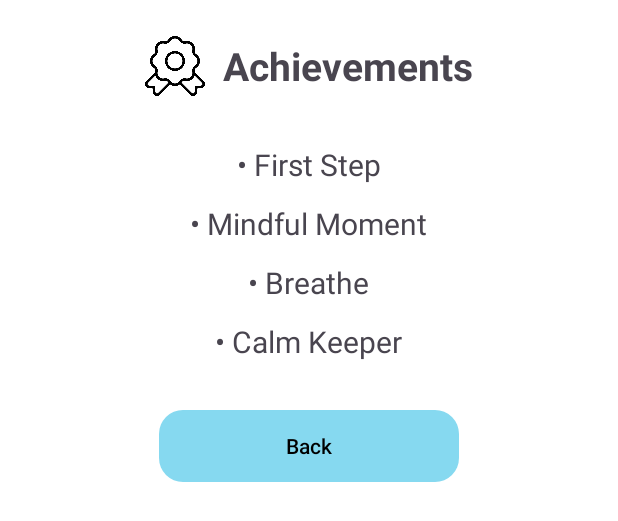
After one commit to ISIS3510-202520/Kotlin, an Android app built with Jetpack Compose: the layout activity_achivements.xml on its own in the app's theme, with its tools: preview values and no code run, on a phone screen of 412 x 824 dp. The commit adds this screen. Shown: the top 521 px of the screen. Run offline under Robolectric (Android 15) with nearby library versions, the phone set to English and light mode, and no system bars.

Commit message:
change (#98)

```diff
--- a/app/src/main/java/com/example/here4u/viewmodel/HomeViewModel.kt
+++ b/app/src/main/java/com/example/here4u/viewmodel/HomeViewModel.kt
@@ -89,9 +89,11 @@ class HomeViewModel @Inject constructor(
         mood.value = resId
 
 }
+    fun refreshUserStreak() = viewModelScope.launch {
 
-    fun refreshUserStreak() = viewModelScope.launch {
-        val streakPair = userRepository.getUserStreak()
+        val streakPair = withContext(Dispatchers.IO) {
+            userRepository.getUserStreak()
+        }
         streakPair?.let {
             _streak.value = it.first
         }
--- /dev/null
+++ b/app/src/main/res/layout/activity_achivements.xml
@@ -0,0 +1,72 @@
+<?xml version="1.0" encoding="utf-8"?>
+<LinearLayout xmlns:android="http://schemas.android.com/apk/res/android"
+    android:layout_width="match_parent"
+    android:layout_height="match_parent"
+    android:orientation="vertical"
+    android:gravity="center_horizontal"
+    android:padding="24dp"
+    android:background="#FFFFFF">
+
+    <!-- Header -->
+    <LinearLayout
+        android:orientation="horizontal"
+        android:gravity="center"
+        android:layout_marginBottom="32dp"
+        android:layout_width="wrap_content"
+        android:layout_height="wrap_content">
+
+        <ImageView
+            android:src="@drawable/ic_medal"
+        android:layout_width="40dp"
+        android:layout_height="40dp"
+        />
+
+        <TextView
+            android:text="Achievements"
+            android:textSize="26sp"
+            android:textStyle="bold"
+            android:layout_marginStart="12dp"
+            android:layout_width="wrap_content"
+            android:layout_height="wrap_content" />
+    </LinearLayout>
+
+    <!-- Achievements list -->
+    <TextView
+        android:text="• First Step"
+        android:textSize="20sp"
+        android:layout_marginBottom="12dp"
+        android:layout_width="wrap_content"
+        android:layout_height="wrap_content" />
+
+    <TextView
+        android:text="• Mindful Moment"
+        android:textSize="20sp"
+        android:layout_marginBottom="12dp"
+        android:layout_width="wrap_content"
+        android:layout_height="wrap_content" />
+
+    <TextView
+        android:text="• Breathe"
+        android:textSize="20sp"
+        android:layout_marginBottom="12dp"
+        android:layout_width="wrap_content"
+        android:layout_height="wrap_content" />
+
+    <TextView
+        android:text="• Calm Keeper"
+        android:textSize="20sp"
+        android:layout_marginBottom="32dp"
+        android:layout_width="wrap_content"
+        android:layout_height="wrap_content" />
+
+
+    <Button
+        android:id="@+id/btnBack"
+        android:text="Back"
+        android:layout_width="200dp"
+        android:layout_height="48dp"
+        android:background="@drawable/rounded_button"
+        android:textColor="@android:color/black"
+        android:elevation="3dp"/>
+
+</LinearLayout>
```
Also changed, not shown: app/src/main/java/com/example/here4u/view/login/Signup.kt (+22 -25 lines), app/src/main/res/drawable/ic_medal.png (added), 1 other file.
